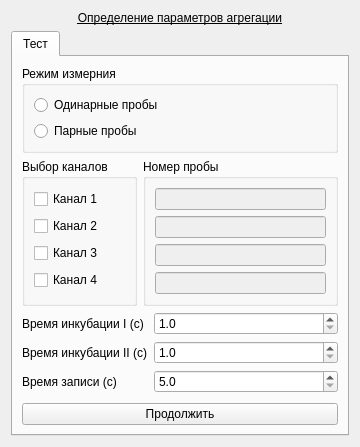
This is choisedialog/agr1.ui in krang4d/Agrekola as Qt 5 draws it before an edit. The edited form follows.
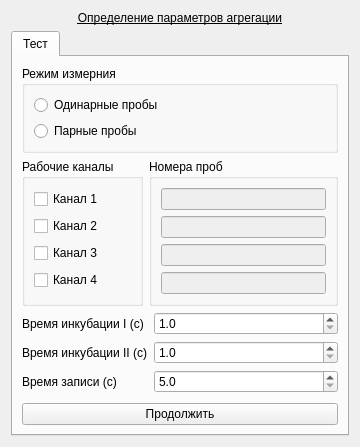
This is the edited form.

```diff
--- a/choisedialog/agr1.ui
+++ b/choisedialog/agr1.ui
@@ -74,7 +74,7 @@
          <item>
           <widget class="QGroupBox" name="groupBox_testChls">
            <property name="title">
-            <string>Выбор каналов</string>
+            <string>Рабочие каналы</string>
            </property>
            <layout class="QVBoxLayout" name="verticalLayout_9">
             <item>
@@ -111,7 +111,7 @@
          <item>
           <widget class="QGroupBox" name="groupBox_testProbNum">
            <property name="title">
-            <string>Номер пробы</string>
+            <string>Номера проб</string>
            </property>
            <layout class="QVBoxLayout" name="verticalLayout_10">
             <item>
```
